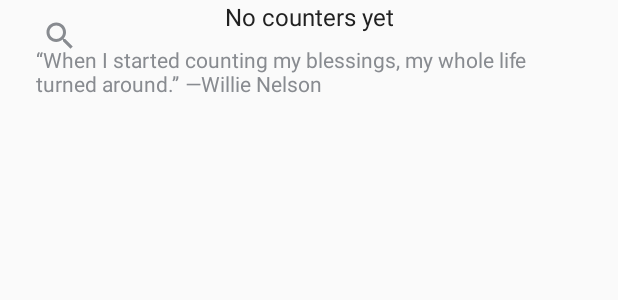
After one commit to viniciuscoscia/Cornershop-Test, an Android app: the layout fragment_main.xml on its own in the app's theme, with its tools: preview values and no code run, on a phone screen of 412 x 824 dp. The commit adds this screen. Shown: the top 300 px of the screen. Run offline under Robolectric (Android 15) with nearby library versions, the phone set to English and light mode, and no system bars.

Commit message:
Criação do MainFragment.kt, criação de layout, diversas pequenas alterações

```diff
--- a/app/src/main/java/com/cornershop/counterstest/presentation/ui/welcome/WelcomeActivity.kt
+++ b/app/src/main/java/com/cornershop/counterstest/presentation/ui/welcome/WelcomeActivity.kt
@@ -1,12 +1,18 @@
 package com.cornershop.counterstest.presentation.ui.welcome
 
 import android.os.Bundle
+import android.widget.Button
 import androidx.appcompat.app.AppCompatActivity
 import com.cornershop.counterstest.R
+import com.cornershop.counterstest.presentation.ui.main.MainActivity
 
 class WelcomeActivity : AppCompatActivity() {
     override fun onCreate(savedInstanceState: Bundle?) {
         super.onCreate(savedInstanceState)
         setContentView(R.layout.activity_welcome)
+
+        findViewById<Button>(R.id.buttonStart).setOnClickListener {
+            startActivity(MainActivity.newIntent(this))
+        }
     }
 }
--- a/app/src/main/res/layout-land/activity_welcome.xml
+++ b/app/src/main/res/layout-land/activity_welcome.xml
@@ -2,6 +2,7 @@
 <androidx.constraintlayout.widget.ConstraintLayout xmlns:android="http://schemas.android.com/apk/res/android"
     xmlns:app="http://schemas.android.com/apk/res-auto"
     xmlns:tools="http://schemas.android.com/tools"
+    android:id="@+id/container"
     android:layout_width="match_parent"
     android:layout_height="match_parent"
     tools:context=".presentation.ui.welcome.WelcomeActivity">
@@ -16,7 +17,6 @@
         app:layout_constraintEnd_toEndOf="@id/guidelineCenter"
         app:layout_constraintStart_toStartOf="parent"
         app:layout_constraintTop_toTopOf="parent" />
-
 
     <include
         layout="@layout/layout_welcome_content"
--- /dev/null
+++ b/app/src/main/res/layout/fragment_main.xml
@@ -0,0 +1,23 @@
+<?xml version="1.0" encoding="utf-8"?>
+<androidx.constraintlayout.widget.ConstraintLayout xmlns:android="http://schemas.android.com/apk/res/android"
+    xmlns:app="http://schemas.android.com/apk/res-auto"
+    xmlns:tools="http://schemas.android.com/tools"
+    android:layout_width="match_parent"
+    android:layout_height="match_parent"
+    tools:context=".presentation.ui.main.MainFragment">
+
+    <SearchView
+        android:layout_width="0dp"
+        android:layout_height="wrap_content"
+        android:layout_marginStart="@dimen/double_grid"
+        android:layout_marginEnd="@dimen/double_grid"
+        android:elevation="@dimen/half_grid"
+        android:queryHint="Search Counters"
+        app:layout_constraintEnd_toEndOf="parent"
+        app:layout_constraintStart_toStartOf="parent"
+        app:layout_constraintTop_toTopOf="parent" />
+
+    <include layout="@layout/no_counters_yet" />
+
+
+</androidx.constraintlayout.widget.ConstraintLayout>
--- /dev/null
+++ b/app/src/main/res/layout/no_counters_yet.xml
@@ -0,0 +1,31 @@
+<?xml version="1.0" encoding="utf-8"?>
+<androidx.constraintlayout.widget.ConstraintLayout xmlns:android="http://schemas.android.com/apk/res/android"
+    xmlns:app="http://schemas.android.com/apk/res-auto"
+    android:layout_width="match_parent"
+    android:layout_height="wrap_content"
+    android:layout_marginHorizontal="@dimen/large_grid">
+
+    <TextView
+        android:id="@+id/mainText"
+        android:layout_width="wrap_content"
+        android:layout_height="wrap_content"
+        android:text="@string/no_counters"
+        android:textColor="@color/grey_900"
+        android:textSize="@dimen/no_counters_yet_text_size"
+        app:layout_constraintEnd_toEndOf="parent"
+        app:layout_constraintStart_toStartOf="parent"
+        app:layout_constraintTop_toTopOf="parent" />
+
+    <TextView
+        android:id="@+id/quoteText"
+        android:layout_width="wrap_content"
+        android:layout_height="wrap_content"
+        android:layout_marginTop="@dimen/base_grid"
+        android:text="@string/no_counters_phrase"
+        android:textColor="@color/gray"
+        android:textSize="@dimen/no_counters_yet_quote_text_size"
+        app:layout_constraintEnd_toEndOf="parent"
+        app:layout_constraintStart_toStartOf="parent"
+        app:layout_constraintTop_toBottomOf="@id/mainText" />
+
+</androidx.constraintlayout.widget.ConstraintLayout>
--- a/app/src/main/res/values/dimens.xml
+++ b/app/src/main/res/values/dimens.xml
@@ -1,9 +1,20 @@
 <?xml version="1.0" encoding="utf-8"?>
 <resources>
+    <!-- Base grid -->
+    <dimen name="empty_grid">0dp</dimen>
+    <dimen name="half_grid">4dp</dimen>
+    <dimen name="base_grid">8dp</dimen>
+    <dimen name="double_grid">16dp</dimen>
+    <dimen name="large_grid">24dp</dimen>
+    <dimen name="extra_double_grid">32dp</dimen>
+    <dimen name="very_large_grid">36dp</dimen>
+    <dimen name="huge_grid">48dp</dimen>
+    <!-- Base grid -->
+
     <dimen name="welcome_logo_size">200dp</dimen>
     <dimen name="margin_big_2">90dp</dimen>
     <dimen name="margin_big_1">60dp</dimen>
-    <dimen name="margin_normal_1">16dp</dimen>
-    <dimen name="margin_normal_2">24dp</dimen>
-    <dimen name="margin_normal_3">32dp</dimen>
+
+    <dimen name="no_counters_yet_text_size">16sp</dimen>
+    <dimen name="no_counters_yet_quote_text_size">14sp</dimen>
 </resources>
--- a/app/src/main/res/values/strings.xml
+++ b/app/src/main/res/values/strings.xml
@@ -52,4 +52,6 @@
     <string name="create_counter_disclaimer">Give it a name. Creative block? See examples.</string>
     <string name="delete_x_question">Delete "%s"?</string>
     <string name="n_per_counter_name">%d × %s</string>
+    <!-- TODO: Remove or change this placeholder text -->
+    <string name="hello_blank_fragment">Hello blank fragment</string>
 </resources>
--- a/build.gradle
+++ b/build.gradle
@@ -19,6 +19,7 @@ allprojects {
     repositories {
         google()
         mavenCentral()
+        jcenter()
     }
 }
 
```
Also changed, not shown: app/build.gradle (+10 -5 lines), app/src/main/AndroidManifest.xml (+5 -5 lines), app/src/main/java/com/cornershop/counterstest/presentation/ui/main/MainActivity.kt (added, +20 -0 lines), app/src/main/java/com/cornershop/counterstest/presentation/ui/main/MainFragment.kt (added, +21 -0 lines), app/src/main/res/layout/activity_main.xml (added, +20 -0 lines), app/src/main/res/layout/activity_welcome.xml (+8 -5 lines), app/src/main/res/layout/layout_welcome_content.xml (+5 -5 lines), app/src/main/res/navigation/counter_nav_graph.xml (added, +13 -0 lines), dependencies/dependencies.gradle (+5 -2 lines).
